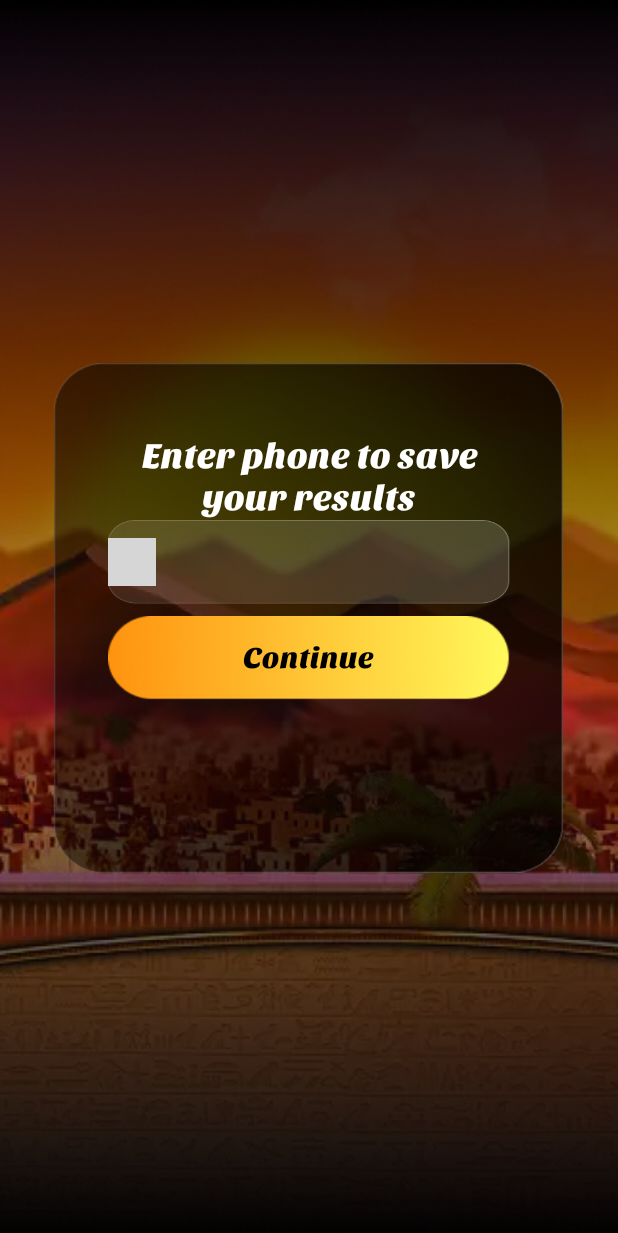
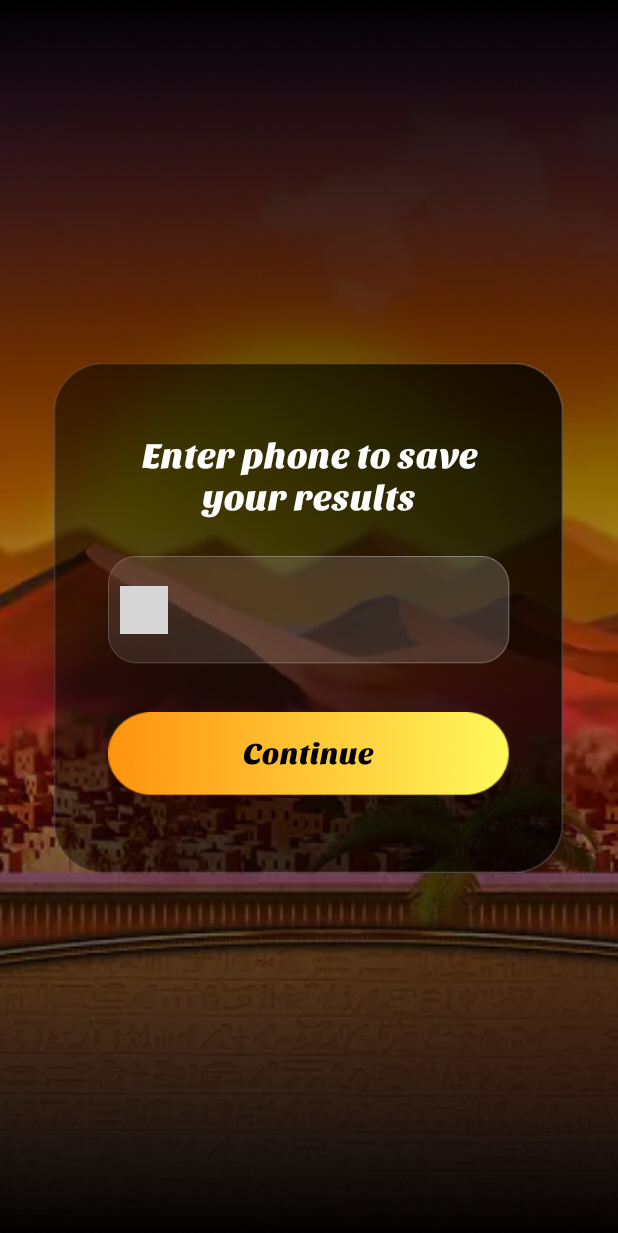
Before and after one commit to lLeoNeedl/81-android, an Android app: the fragment EnterPhoneNumberFragment placed in its activity, on a phone screen of 412 x 824 dp. Shown: the top 1233 px of the screen. Run offline under Robolectric (Android 15) with nearby library versions, the phone set to English and light mode, and no system bars; libraries missing offline, so code that uses them is left out: com.hbb20, io.michaelrocks.paranoid; plain views replace CountryCodePicker; 1 statement that could not run was skipped; grey boxes are pictures that could not be loaded.

Commit message:
Making fixes to EnterPhoneNumberFragment

```diff
--- a/app/src/main/res/layout/fragment_enter_phone_number.xml
+++ b/app/src/main/res/layout/fragment_enter_phone_number.xml
@@ -21,38 +21,39 @@
     <LinearLayout
         android:id="@+id/llNumber"
         android:layout_width="match_parent"
-            android:layout_height="56dp"
-            android:orientation="horizontal"
-            android:background="@drawable/rectangle_527">
+        android:layout_marginVertical="24dp"
+        android:layout_height="72dp"
+        android:paddingHorizontal="8dp"
+        android:background="@drawable/rectangle_527"
+        android:orientation="horizontal">
 
         <com.hbb20.CountryCodePicker
+            android:id="@+id/ccp"
+            android:layout_width="wrap_content"
+            android:layout_height="wrap_content"
             android:layout_gravity="center"
-                android:id="@+id/ccp"
+            app:ccpDialog_keyboardAutoPopup="false"
+            app:ccp_arrowSize="16sp"
+            app:ccp_autoFormatNumber="true"
             app:ccp_contentColor="@color/white"
             app:ccp_defaultPhoneCode="380"
+            app:ccp_showArrow="true"
+            app:ccp_showFlag="true"
             app:ccp_showFullName="false"
+            app:ccp_showNameCode="false"
             app:ccp_showPhoneCode="true"
-                app:ccp_showNameCode="false"
-                app:ccp_showFlag="true"
-                app:ccp_autoFormatNumber="true"
-                app:ccp_showArrow="true"
-                app:ccp_textSize="16sp"
-                app:ccp_arrowSize="16sp"
-                app:ccpDialog_keyboardAutoPopup="false"
-                android:layout_width="wrap_content"
-                android:layout_height="wrap_content"/>
+            app:ccp_textSize="20sp" />
 
         <EditText
             android:id="@+id/etPhoneNumber"
-                android:layout_gravity="center"
-                android:inputType="phone"
-                android:background="@null"
             style="@style/secondaryTextStyle"
             android:layout_width="match_parent"
             android:layout_height="wrap_content"
+            android:layout_gravity="center"
+            android:background="@null"
+            android:inputType="phone"
             android:textColor="@color/white"
-                android:textCursorDrawable="@null"
-                />
+            android:textCursorDrawable="@null" />
 
     </LinearLayout>
 
```
Also changed, not shown: app/src/main/java/com/nile/fortu/game/EnterPhoneNumberFragment.kt (+1 -6 lines), 1 other file. Lines whose indentation alone changed are shown as unchanged.
